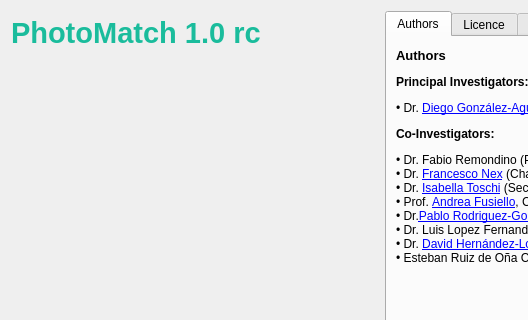
Before: the Qt Designer form src/photomatch/ui/AboutDialog.ui in TIDOP-USAL/photomatch, drawn with Qt 5; both pictures show x 0 to 528 and y 0 to 320 of the 935 by 423 pixel window.
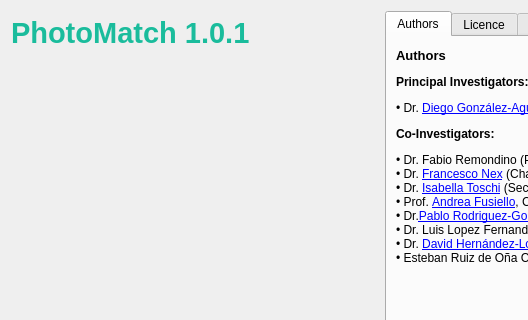
After: the same form once the commit is applied. Icons and pictures are not drawn.

Diff of the .ui file:
```diff
--- a/src/photomatch/ui/AboutDialog.ui
+++ b/src/photomatch/ui/AboutDialog.ui
@@ -47,7 +47,7 @@
         <string notr="true">color: rgb(26, 188, 156);</string>
        </property>
        <property name="text">
-        <string>PhotoMatch 1.0 rc</string>
+        <string>PhotoMatch 1.0.1</string>
        </property>
       </widget>
      </item>
```
